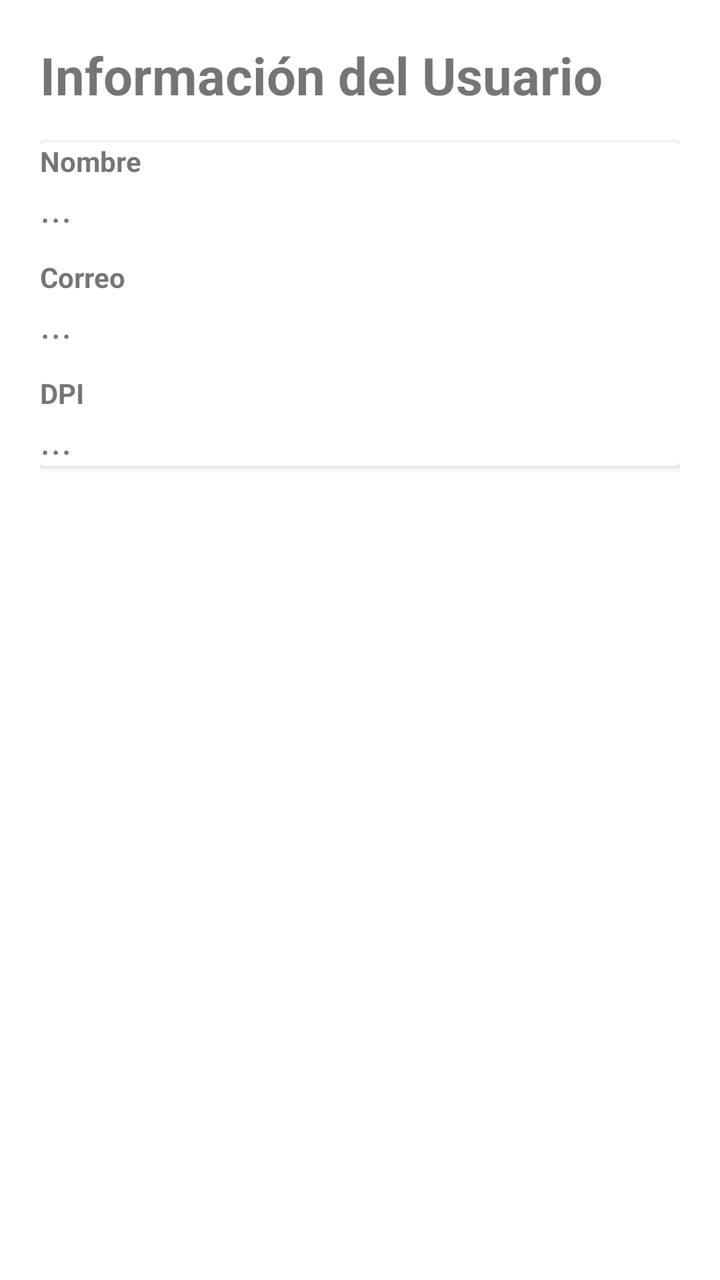
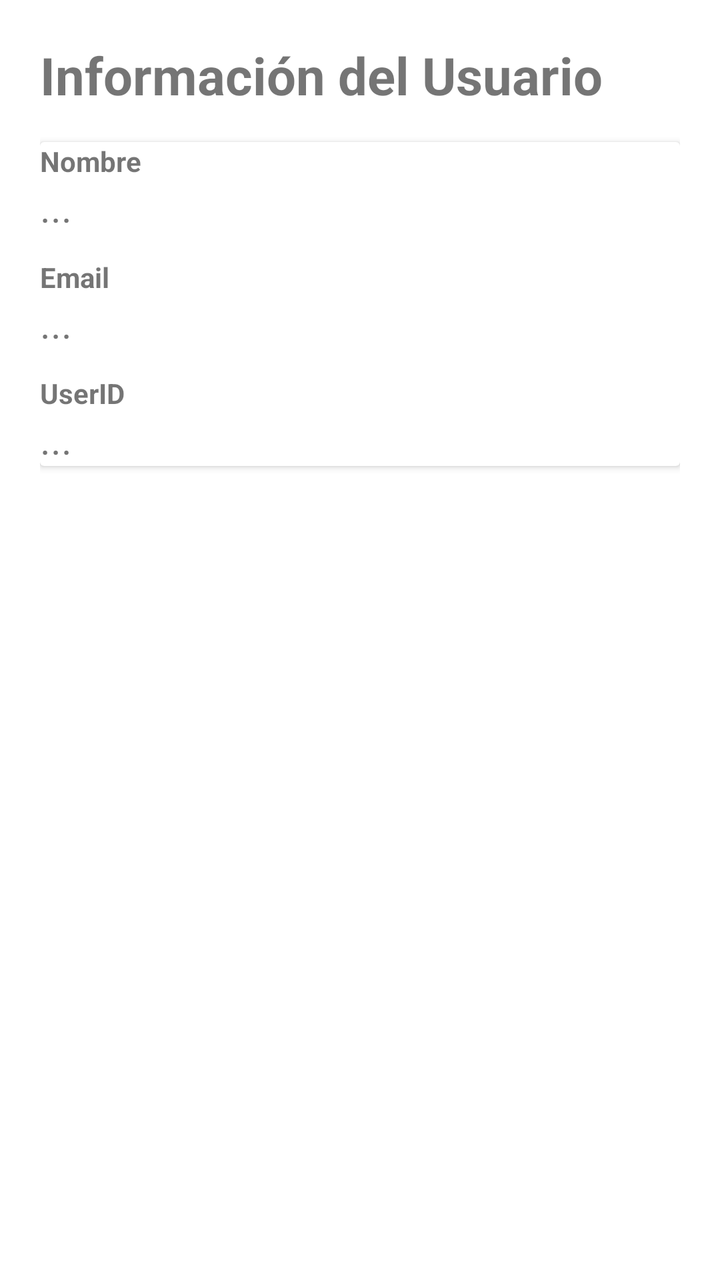

The first picture is an Android layout as it rendered before a commit; the second is the same layout after the commit. The layout source and the unified diff follow.
<!-- AndroidManifest.xml: application theme Theme.SeguridadInformatica -->
<!-- res/layout/activity_main.xml -->
<?xml version="1.0" encoding="utf-8"?>
<ScrollView xmlns:android="http://schemas.android.com/apk/res/android"
    android:layout_width="match_parent"
    android:layout_height="match_parent"
    android:padding="20dp">

    <LinearLayout
        android:layout_width="match_parent"
        android:layout_height="wrap_content"
        android:orientation="vertical">

        <TextView
            android:layout_width="match_parent"
            android:layout_height="wrap_content"
            android:text="Información del Usuario"
            android:textSize="26sp"
            android:textStyle="bold"
            android:paddingBottom="16dp" />

        <androidx.cardview.widget.CardView
            android:layout_width="match_parent"
            android:layout_height="wrap_content"
            android:elevation="6dp"
            android:padding="16dp"
            android:layout_marginBottom="20dp">

            <LinearLayout
                android:layout_width="match_parent"
                android:layout_height="wrap_content"
                android:orientation="vertical">

                <TextView
                    android:text="Nombre"
                    android:textSize="14sp"
                    android:textStyle="bold"
                    android:layout_width="wrap_content"
                    android:layout_height="wrap_content" />

                <TextView
                    android:id="@+id/lblName"
                    android:text="..."
                    android:textSize="20sp"
                    android:paddingBottom="12dp"
                    android:layout_width="wrap_content"
                    android:layout_height="wrap_content" />

                <TextView
                    android:text="Correo"
                    android:textSize="14sp"
                    android:textStyle="bold"
                    android:layout_width="wrap_content"
                    android:layout_height="wrap_content" />

                <TextView
                    android:id="@+id/lblEmail"
                    android:text="..."
                    android:textSize="20sp"
                    android:paddingBottom="12dp"
                    android:layout_width="wrap_content"
                    android:layout_height="wrap_content" />

                <TextView
                    android:text="DPI"
                    android:textSize="14sp"
                    android:textStyle="bold"
                    android:layout_width="wrap_content"
                    android:layout_height="wrap_content" />

                <TextView
                    android:id="@+id/lblId"
                    android:text="..."
                    android:textSize="20sp"
                    android:layout_width="wrap_content"
                    android:layout_height="wrap_content" />

            </LinearLayout>
        </androidx.cardview.widget.CardView>

    </LinearLayout>
</ScrollView>
<!-- resources referenced by this layout -->
<resources>
  <style name="Theme.SeguridadInformatica" parent="Theme.MaterialComponents.DayNight.NoActionBar">
          
          <item name="colorPrimary">@color/purple_500</item>
          <item name="colorPrimaryVariant">@color/purple_700</item>
          <item name="colorOnPrimary">@android:color/white</item>
      </style>
  <color name="purple_500">#FF6200EE</color>
  <color name="purple_700">#FF3700B3</color>
</resources>

<!-- the commit's change to res/layout/activity_main.xml (unified diff, before → after) -->
@@ -45,7 +45,7 @@
                     android:layout_height="wrap_content" />
 
                 <TextView
-                    android:text="Correo"
+                    android:text="Email"
                     android:textSize="14sp"
                     android:textStyle="bold"
                     android:layout_width="wrap_content"
@@ -60,7 +60,7 @@
                     android:layout_height="wrap_content" />
 
                 <TextView
-                    android:text="DPI"
+                    android:text="UserID"
                     android:textSize="14sp"
                     android:textStyle="bold"
                     android:layout_width="wrap_content"
